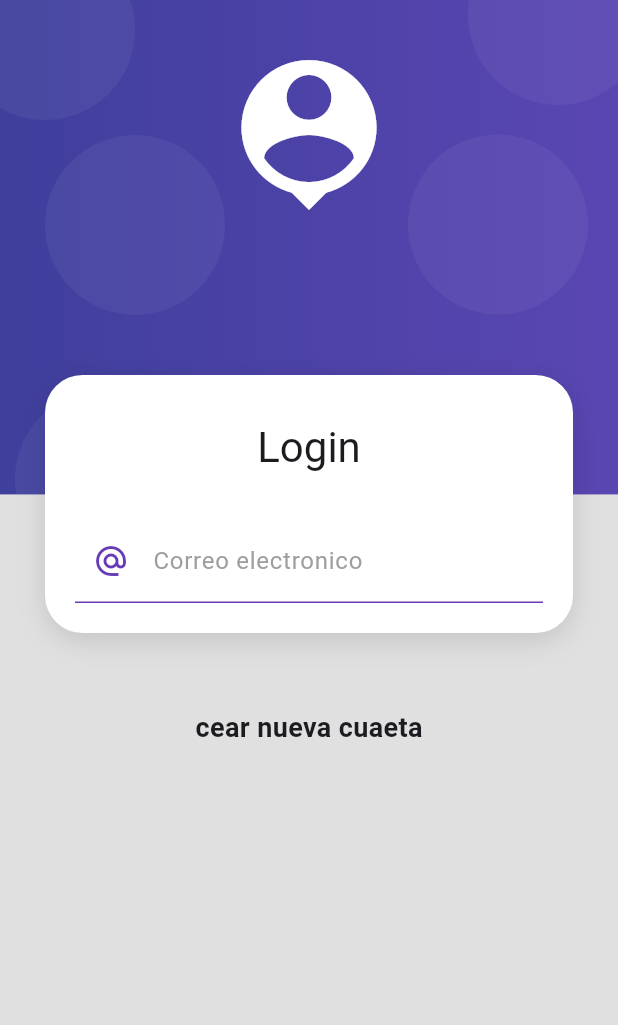
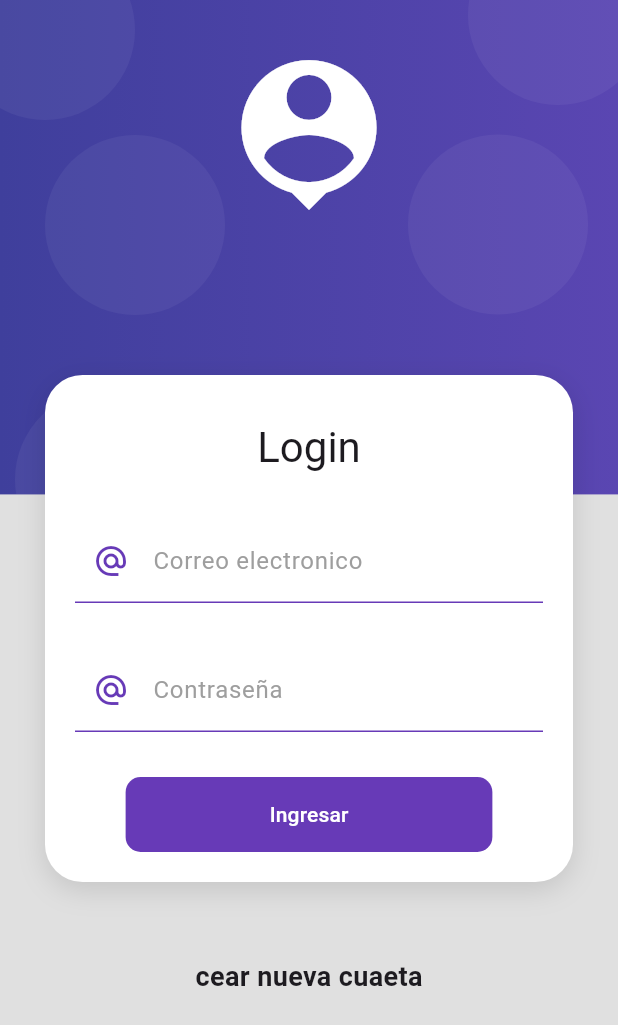
Before and after one commit to Cesarcceo/aplicacion_productos, a Flutter app: the screen it shows after launch, on a phone screen of 412 x 824 dp. Shown: the top 1025 px of the screen. Run offline on Flutter 3.47's test engine with Material 3 defaults, Android fonts, the phone set to English and light mode, and no system bars.

Commit message:
New feature (lib): :sparkles: se creo la carpeta ui junto con el archivo input_decorations.dart, se reutilizo codigo de login_screen.dart y se mejoro el formulario

```diff
--- a/lib/screens/login_sreen.dart
+++ b/lib/screens/login_sreen.dart
@@ -1,3 +1,4 @@
+import 'package:aplicacion_productos/ui/input_decorations.dart';
 import 'package:aplicacion_productos/widgets/widgets.dart';
 import 'package:flutter/material.dart';
 
@@ -18,15 +19,14 @@ class LoginScreen extends StatelessWidget {
                     const SizedBox(height: 10,),
                     Text('Login', style: Theme.of(context).textTheme.headlineMedium),
                     const SizedBox(height: 30,),
-
                     _LoginForm(),
-
                   ],
                 ),
               ),
 
-              SizedBox(height: 50),
-              Text('cear nueva cuaeta', style: TextStyle(fontSize: 18, fontWeight: FontWeight.bold))
+              const SizedBox(height: 50),
+              const Text('cear nueva cuaeta', style: TextStyle(fontSize: 18, fontWeight: FontWeight.bold)),
+              const SizedBox(height: 50),
             ],
           ),
         )
@@ -46,25 +46,34 @@ class _LoginForm extends StatelessWidget {
             TextFormField(
               autocorrect: false,
               keyboardType: TextInputType.emailAddress,
-              decoration: const  InputDecoration(
-                enabledBorder: UnderlineInputBorder(
-                  borderSide: BorderSide(
-                    color: Colors.deepPurple,
-                  )
-                ),
-                focusedBorder: UnderlineInputBorder(
-                  borderSide: BorderSide(
-                    color: Colors.deepPurple,
-                    width: 2,
-                  )
-                ),
+              decoration: inputDecorations.authInputDecorations(
                 hintText: 'email',
                 labelText: 'Correo electronico',
-                labelStyle: TextStyle(
-                  color: Colors.grey
-                ),
-                prefixIcon: Icon(Icons.alternate_email_sharp, color: Colors.deepPurple)
+                prefixIcon: Icons.alternate_email_sharp
               ),
+            ),
+            const SizedBox(height: 30),
+            TextFormField(
+              obscureText: true,
+              autocorrect: false,
+              keyboardType: TextInputType.emailAddress,
+              decoration: inputDecorations.authInputDecorations(
+                hintText: '*******',
+                labelText: 'Contraseña',
+                prefixIcon: Icons.lock_outline,
+              ),
+            ),
+            const SizedBox(height: 30),
+            MaterialButton(
+              shape: RoundedRectangleBorder(borderRadius: BorderRadius.circular(10)),
+              disabledColor: Colors.grey,
+              elevation: 0,
+              color: Colors.deepPurple,
+              child: Container(
+                padding: const EdgeInsets.symmetric(horizontal: 80, vertical: 15),
+                child: const Text('Ingresar', style: TextStyle(color: Colors.white)),
+              ),
+              onPressed: (){}
             ),
           ],
         ),
--- /dev/null
+++ b/lib/ui/input_decorations.dart
@@ -0,0 +1,30 @@
+import 'package:flutter/material.dart';
+
+class inputDecorations{
+  static InputDecoration authInputDecorations({
+    required String hintText,
+    required String labelText,
+    IconData? prefixIcon
+  }){
+    return InputDecoration(
+      enabledBorder: const UnderlineInputBorder(
+        borderSide: BorderSide(
+          color: Colors.deepPurple,
+        )
+      ),
+      focusedBorder: const  UnderlineInputBorder(
+        borderSide: BorderSide(
+          color: Colors.deepPurple,
+          width: 2,
+        )
+      ),
+      hintText: hintText,
+      labelText: labelText,
+      labelStyle: const TextStyle(
+        color: Colors.grey
+      ),
+      prefixIcon: prefixIcon!=null
+      ? Icon(Icons.alternate_email_sharp, color: Colors.deepPurple) : null
+    );
+  }
+}
```
